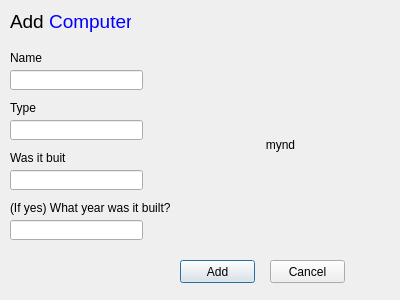
VLN-H7/Skil3, file ui/addcomputerdialog.ui: the form before one commit.
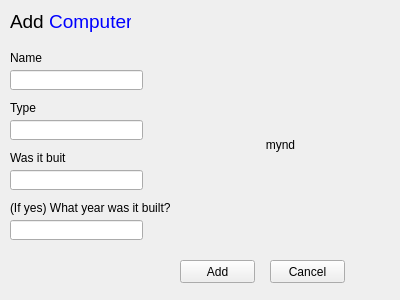
The form after the commit.

Commit message: Combo box added to Add Scientist

The edit to the form file:
```diff
--- a/ui/addcomputerdialog.ui
+++ b/ui/addcomputerdialog.ui
@@ -136,6 +136,9 @@
    <property name="text">
     <string>Add</string>
    </property>
+   <property name="autoDefault">
+    <bool>false</bool>
+   </property>
   </widget>
   <widget class="QPushButton" name="pushButton_2">
    <property name="geometry">
@@ -149,6 +152,9 @@
    <property name="text">
     <string>Cancel</string>
    </property>
+   <property name="autoDefault">
+    <bool>false</bool>
+   </property>
   </widget>
   <widget class="QLabel" name="label_6">
    <property name="geometry">
```
The commit also changes 2 other files.
